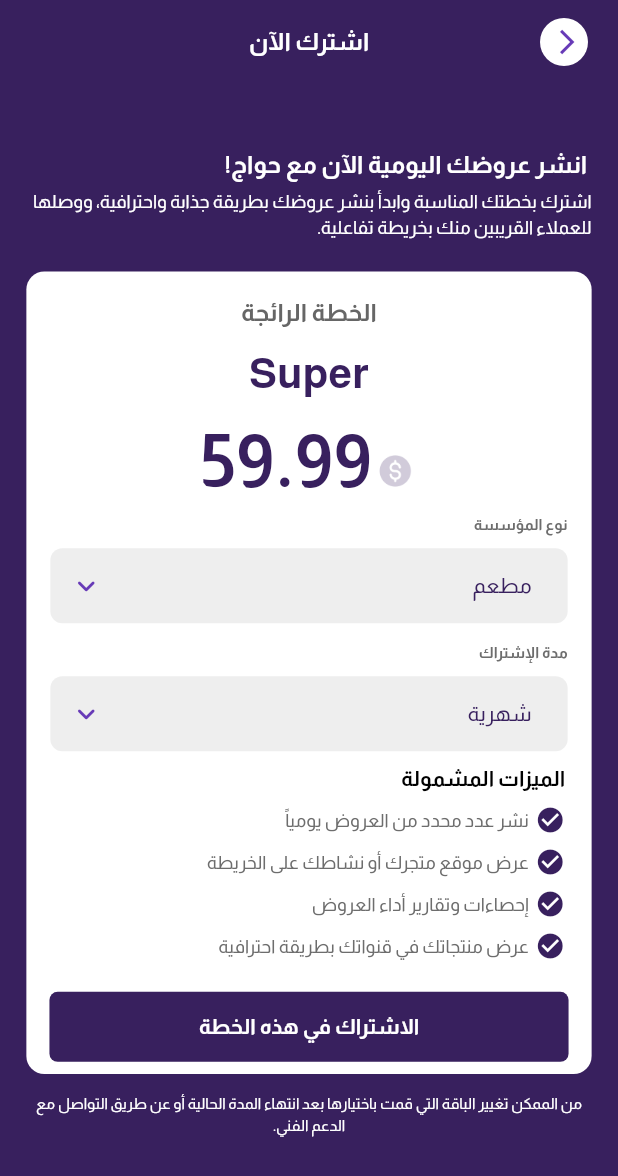
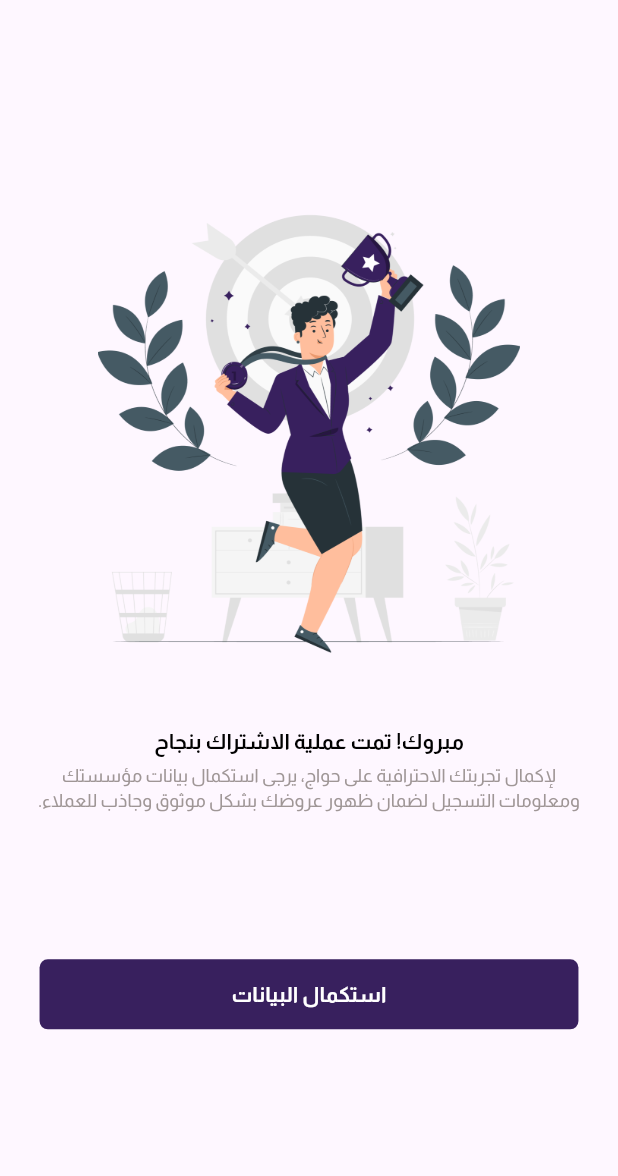
Before and after one commit to OsamaAyesh/hawaj, a Flutter app: the screen it shows after launch, on a phone screen of 412 x 824 dp. Shown: the top 1176 px of the screen. Run offline on Flutter 3.47's test engine with Material 3 defaults, Android fonts, the phone set to English and light mode, and no system bars; drawn by our look-alikes of dropdown_button2; our stand-ins replace dartz, device_preview, dio, dotted_border, easy_localization, flutter_animate and 9 more; missing offline and left inert: google_speech; generated files the repository leaves out were written again; project files that could hold a hidden picture were left out.

Commit message:
Update Some Widgets  And Screens Ui

```diff
--- a/assets/translations/ar.json
+++ b/assets/translations/ar.json
@@ -85,6 +85,9 @@
   "subscribe_button": "الاشتراك في هذه الخطة",
   "note_text": "من الممكن تغيير الباقة التي قمت باختيارها بعد انتهاء الباقة الحالية المشترك بها أو عن طريق التواصل مع الدعم الفني.",
 
+  "subscription_success_title": "مبروك! تمت عملية الاشتراك بنجاح",
+  "subscription_success_desc": "لإكمال تجربتك الاحترافية على حواج، يرجى استكمال بيانات مؤسستك ومعلومات التسجيل لضمان ظهور عروضك بشكل موثوق وجاذب للعملاء.",
+  "subscription_success_button": "استكمال البيانات",
 
   "noRouteFound": "لم يتم العثور على المسار",
   "success": "نجاح",
--- a/assets/translations/en.json
+++ b/assets/translations/en.json
@@ -85,6 +85,10 @@
   "note_text": "You can change the plan you selected after the current one ends or by contacting support.",
 
 
+  "subscription_success_title": "Congratulations! Your subscription has been completed successfully",
+  "subscription_success_desc": "To complete your professional experience on Hawaj, please provide your company information and registration details to ensure your offers appear trustworthy and attractive to customers.",
+  "subscription_success_button": "Complete Information",
+
   "noRouteFound": "No route found",
   "success": "Success",
   "noContent": "No content",
--- a/lib/core/resources/manager_colors.dart
+++ b/lib/core/resources/manager_colors.dart
@@ -13,6 +13,7 @@ class ManagerColors {
   static const Color iconsColorInAuth = Color(0XFF9F9F9F);
   static const Color colorGreySubscription = Color(0XFF666666);
   static const Color titleDropDownSubscriptionWidget = Color(0XFF6D6D6D);
+  static const Color colorGrey = Color(0XFF9F9696);
 
   ///Choose Language Screen
   static const Color chooseLanguageSubtitleColor = Color(0XFF8E8C8E);
--- a/lib/core/resources/manager_images.dart
+++ b/lib/core/resources/manager_images.dart
@@ -8,4 +8,5 @@ class ManagerImages {
   static const String onBoardingImage1="$imagesPath/on_boarding1_image.png";
   static const String onBoardingImage2="$imagesPath/on_boarding2_image.png";
   static const String onBoardingImage3="$imagesPath/on_boarding3_image.png";
+  static const String successSubscriptionImage="$imagesPath/success_subscription_image.png";
 }
--- a/lib/core/resources/manager_strings.dart
+++ b/lib/core/resources/manager_strings.dart
@@ -112,8 +112,10 @@ class ManagerStrings {
   static String get noteText => tr('note_text');
 
 
-
-
+  ///Success Subscription Screen Strings.
+  static String get subscriptionSuccessTitle => tr('subscription_success_title');
+  static String get subscriptionSuccessDesc => tr('subscription_success_desc');
+  static String get subscriptionSuccessButton => tr('subscription_success_button');
 
 
 
--- a/lib/core/routes/routes.dart
+++ b/lib/core/routes/routes.dart
@@ -2,6 +2,7 @@ import 'package:app_mobile/features/common/auth/presentation/pages/login_screen.
 import 'package:app_mobile/features/common/auth/presentation/pages/otp_login_screen.dart';
 import 'package:app_mobile/features/common/auth/presentation/pages/success_login_screen.dart';
 import 'package:app_mobile/features/common/choose_language/presentation/pages/choose_language_screen.dart';
+import 'package:app_mobile/features/providers/offers_provider/subscription_offer_provider/presentation/pages/success_subscription_offer_provider_screen.dart';
 import 'package:app_mobile/features/splash_and_boarding/presentation/pages/on_boarding_screen.dart';
 import 'package:app_mobile/features/splash_and_boarding/presentation/pages/splash_screen.dart';
 import 'package:flutter/material.dart';
@@ -31,6 +32,7 @@ class Routes {
   ///Offer Provider
   static const String managerProductsOfferProviderScreen = '/manager_products_offer_provider_screen';
   static const String subscriptionOfferProviderScreen = '/subscription_offer_provider_screen';
+  static const String successSubSubscriptionOfferProviderScreen = '/success_subscription_offer_provider_screen';
 
 }
 
@@ -55,6 +57,8 @@ class RouteGenerator {
         return MaterialPageRoute(builder: (_) => const ManagerProductsOfferProviderScreen());
       case Routes.subscriptionOfferProviderScreen:
         return MaterialPageRoute(builder: (_) => const SubscriptionOfferProviderScreen());
+      case Routes.successSubSubscriptionOfferProviderScreen:
+        return MaterialPageRoute(builder: (_) => const SuccessSubscriptionOfferProviderScreen());
 
       default:
         return unDefinedRoute();
--- /dev/null
+++ b/lib/features/providers/offers_provider/subscription_offer_provider/presentation/pages/success_subscription_offer_provider_screen.dart
@@ -0,0 +1,75 @@
+import 'package:app_mobile/core/resources/manager_colors.dart';
+import 'package:app_mobile/core/resources/manager_font_size.dart';
+import 'package:app_mobile/core/resources/manager_height.dart';
+import 'package:app_mobile/core/resources/manager_images.dart';
+import 'package:app_mobile/core/resources/manager_strings.dart';
+import 'package:app_mobile/core/resources/manager_styles.dart';
+import 'package:app_mobile/core/resources/manager_width.dart';
+import 'package:app_mobile/core/widgets/button_app.dart';
+import 'package:flutter/material.dart';
+
+class SuccessSubscriptionOfferProviderScreen extends StatelessWidget {
+  const SuccessSubscriptionOfferProviderScreen({super.key});
+
+  @override
+  Widget build(BuildContext context) {
+    return Scaffold(
+      body: Column(
+        children: [
+          SizedBox(
+            height: ManagerHeight.h113,
+          ),
+
+          ///========== Image Success Widget Screen ================
+          Center(
+            child: Image.asset(
+              ManagerImages.successSubscriptionImage,
+              height: ManagerHeight.h316,
+              width: ManagerWidth.w278,
+            ),
+          ),
+          SizedBox(
+            height: ManagerHeight.h48,
+          ),
+
+          ///======== Title Widget ==============
+          Text(
+            ManagerStrings.subscriptionSuccessTitle,
+            style: getBoldTextStyle(
+              fontSize: ManagerFontSize.s14,
+              color: ManagerColors.black,
+            ),
+            maxLines: 1,
+          ),
+          SizedBox(
+            height: ManagerHeight.h4,
+          ),
+
+          /// ============= Subtitle Widget =============
+          Padding(
+            padding: EdgeInsets.symmetric(horizontal: ManagerWidth.w21),
+            child: Text(
+              ManagerStrings.subscriptionSuccessDesc,
+              style: getRegularTextStyle(
+                fontSize: ManagerFontSize.s12,
+                color: ManagerColors.colorGrey,
+              ),
+              textAlign: TextAlign.center,
+            ),
+          ),
+
+          SizedBox(
+            height: ManagerHeight.h96,
+          ),
+
+          /// ========== Button Continue Widget ===================
+          ButtonApp(
+            title: ManagerStrings.subscriptionSuccessButton,
+            onPressed: () {},
+            paddingWidth: ManagerWidth.w24,
+          ),
+        ],
+      ),
+    );
+  }
+}
--- a/lib/main.dart
+++ b/lib/main.dart
@@ -47,7 +47,7 @@ class MyApp extends StatelessWidget {
           debugShowCheckedModeBanner:
               dotenv.env[EnvConstants.debug].onNullBool(),
           onGenerateRoute: RouteGenerator.getRoute,
-          initialRoute: Routes.subscriptionOfferProviderScreen,
+          initialRoute: Routes.successSubSubscriptionOfferProviderScreen,
           theme: ThemeData(
             useMaterial3: true,
           ),
```
Also changed, not shown: assets/images/success_subscription_image.png (added).
